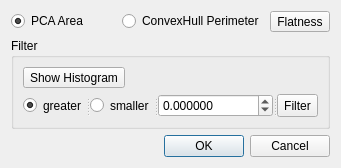
The window that qCC/ui_templates/bdrPlaneQualityDlg.ui (StOriJimmy/CloudCompare) describes before a commit, drawn with Qt 5.
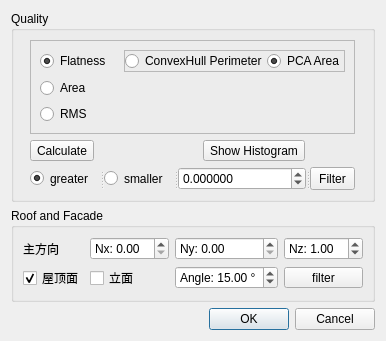
The same window after the commit.

```diff
--- a/qCC/ui_templates/bdrPlaneQualityDlg.ui
+++ b/qCC/ui_templates/bdrPlaneQualityDlg.ui
@@ -6,42 +6,14 @@
    <rect>
     <x>0</x>
     <y>0</y>
-    <width>339</width>
-    <height>167</height>
+    <width>381</width>
+    <height>301</height>
    </rect>
   </property>
   <property name="windowTitle">
    <string>Plane Quality</string>
   </property>
   <layout class="QVBoxLayout" name="verticalLayout">
-   <item>
-    <layout class="QHBoxLayout" name="horizontalLayout">
-     <item>
-      <widget class="QRadioButton" name="flatAreaRadioButton">
-       <property name="text">
-        <string>PCA Area</string>
-       </property>
-       <property name="checked">
-        <bool>true</bool>
-       </property>
-      </widget>
-     </item>
-     <item>
-      <widget class="QRadioButton" name="flatPeriRadioButton">
-       <property name="text">
-        <string>ConvexHull Perimeter</string>
-       </property>
-      </widget>
-     </item>
-     <item>
-      <widget class="QToolButton" name="calculateFlatnessToolButton">
-       <property name="text">
-        <string>Flatness</string>
-       </property>
-      </widget>
-     </item>
-    </layout>
-   </item>
    <item>
     <widget class="QGroupBox" name="groupBox">
      <property name="sizePolicy">
@@ -51,17 +23,17 @@
       </sizepolicy>
      </property>
      <property name="title">
-      <string>Filter</string>
+      <string>Quality</string>
      </property>
-     <layout class="QVBoxLayout" name="verticalLayout_2">
-      <item>
+     <layout class="QGridLayout" name="gridLayout_2">
+      <item row="1" column="1">
        <widget class="QToolButton" name="histogramToolButton">
         <property name="text">
          <string>Show Histogram</string>
         </property>
        </widget>
       </item>
-      <item>
+      <item row="2" column="0" colspan="2">
        <widget class="QSplitter" name="splitter">
         <property name="orientation">
          <enum>Qt::Horizontal</enum>
@@ -103,6 +75,251 @@
         </widget>
        </widget>
       </item>
+      <item row="1" column="0">
+       <widget class="QToolButton" name="calculateToolButton">
+        <property name="text">
+         <string>Calculate</string>
+        </property>
+       </widget>
+      </item>
+      <item row="0" column="0" colspan="2">
+       <widget class="QFrame" name="frame">
+        <property name="frameShape">
+         <enum>QFrame::StyledPanel</enum>
+        </property>
+        <property name="frameShadow">
+         <enum>QFrame::Raised</enum>
+        </property>
+        <layout class="QGridLayout" name="gridLayout_3">
+         <item row="0" column="0">
+          <widget class="QRadioButton" name="qualityFlatnessRadioButton">
+           <property name="text">
+            <string>Flatness</string>
+           </property>
+           <property name="checked">
+            <bool>true</bool>
+           </property>
+          </widget>
+         </item>
+         <item row="1" column="0">
+          <widget class="QRadioButton" name="qualityAreaRadioButton">
+           <property name="text">
+            <string>Area</string>
+           </property>
+          </widget>
+         </item>
+         <item row="2" column="0">
+          <widget class="QRadioButton" name="qualityRMSRadioButton">
+           <property name="text">
+            <string>RMS</string>
+           </property>
+          </widget>
+         </item>
+         <item row="0" column="1">
+          <widget class="QFrame" name="flatnessOptionFrame">
+           <property name="frameShape">
+            <enum>QFrame::StyledPanel</enum>
+           </property>
+           <property name="frameShadow">
+            <enum>QFrame::Raised</enum>
+           </property>
+           <layout class="QHBoxLayout" name="horizontalLayout_2">
+            <property name="spacing">
+             <number>0</number>
+            </property>
+            <property name="leftMargin">
+             <number>0</number>
+            </property>
+            <property name="topMargin">
+             <number>0</number>
+            </property>
+            <property name="rightMargin">
+             <number>0</number>
+            </property>
+            <property name="bottomMargin">
+             <number>0</number>
+            </property>
+            <item>
+             <widget class="QRadioButton" name="flatPeriRadioButton">
+              <property name="text">
+               <string>ConvexHull Perimeter</string>
+              </property>
+             </widget>
+            </item>
+            <item>
+             <widget class="QRadioButton" name="flatAreaRadioButton">
+              <property name="text">
+               <string>PCA Area</string>
+              </property>
+              <property name="checked">
+               <bool>true</bool>
+              </property>
+             </widget>
+            </item>
+           </layout>
+          </widget>
+         </item>
+        </layout>
+       </widget>
+      </item>
+     </layout>
+    </widget>
+   </item>
+   <item>
+    <widget class="QGroupBox" name="groupBox_2">
+     <property name="sizePolicy">
+      <sizepolicy hsizetype="Preferred" vsizetype="Fixed">
+       <horstretch>0</horstretch>
+       <verstretch>0</verstretch>
+      </sizepolicy>
+     </property>
+     <property name="title">
+      <string>Roof and Facade</string>
+     </property>
+     <layout class="QGridLayout" name="gridLayout">
+      <item row="1" column="2">
+       <widget class="QDoubleSpinBox" name="facadeAngleDoubleSpinBox">
+        <property name="prefix">
+         <string>Angle: </string>
+        </property>
+        <property name="suffix">
+         <string> °</string>
+        </property>
+        <property name="maximum">
+         <double>90.000000000000000</double>
+        </property>
+        <property name="singleStep">
+         <double>1.000000000000000</double>
+        </property>
+        <property name="value">
+         <double>15.000000000000000</double>
+        </property>
+       </widget>
+      </item>
+      <item row="1" column="0">
+       <widget class="QCheckBox" name="rooftopCheckBox">
+        <property name="sizePolicy">
+         <sizepolicy hsizetype="Minimum" vsizetype="Fixed">
+          <horstretch>0</horstretch>
+          <verstretch>0</verstretch>
+         </sizepolicy>
+        </property>
+        <property name="maximumSize">
+         <size>
+          <width>83</width>
+          <height>16777215</height>
+         </size>
+        </property>
+        <property name="text">
+         <string>屋顶面</string>
+        </property>
+        <property name="checked">
+         <bool>true</bool>
+        </property>
+       </widget>
+      </item>
+      <item row="1" column="1">
+       <widget class="QCheckBox" name="facadeCheckBox">
+        <property name="sizePolicy">
+         <sizepolicy hsizetype="Minimum" vsizetype="Fixed">
+          <horstretch>0</horstretch>
+          <verstretch>0</verstretch>
+         </sizepolicy>
+        </property>
+        <property name="maximumSize">
+         <size>
+          <width>78</width>
+          <height>16777215</height>
+         </size>
+        </property>
+        <property name="text">
+         <string>立面</string>
+        </property>
+       </widget>
+      </item>
+      <item row="1" column="3">
+       <widget class="QToolButton" name="facadeFilterToolButton">
+        <property name="sizePolicy">
+         <sizepolicy hsizetype="Minimum" vsizetype="Fixed">
+          <horstretch>0</horstretch>
+          <verstretch>0</verstretch>
+         </sizepolicy>
+        </property>
+        <property name="minimumSize">
+         <size>
+          <width>51</width>
+          <height>0</height>
+         </size>
+        </property>
+        <property name="text">
+         <string>filter</string>
+        </property>
+       </widget>
+      </item>
+      <item row="0" column="1">
+       <widget class="QDoubleSpinBox" name="facadeNxDoubleSpinBox">
+        <property name="prefix">
+         <string>Nx: </string>
+        </property>
+        <property name="suffix">
+         <string/>
+        </property>
+        <property name="maximum">
+         <double>90.000000000000000</double>
+        </property>
+        <property name="singleStep">
+         <double>0.100000000000000</double>
+        </property>
+        <property name="value">
+         <double>0.000000000000000</double>
+        </property>
+       </widget>
+      </item>
+      <item row="0" column="2">
+       <widget class="QDoubleSpinBox" name="facadeNyDoubleSpinBox">
+        <property name="prefix">
+         <string>Ny: </string>
+        </property>
+        <property name="suffix">
+         <string/>
+        </property>
+        <property name="maximum">
+         <double>90.000000000000000</double>
+        </property>
+        <property name="singleStep">
+         <double>0.100000000000000</double>
+        </property>
+        <property name="value">
+         <double>0.000000000000000</double>
+        </property>
+       </widget>
+      </item>
+      <item row="0" column="3">
+       <widget class="QDoubleSpinBox" name="facadeNzDoubleSpinBox">
+        <property name="prefix">
+         <string>Nz: </string>
+        </property>
+        <property name="suffix">
+         <string/>
+        </property>
+        <property name="maximum">
+         <double>90.000000000000000</double>
+        </property>
+        <property name="singleStep">
+         <double>0.100000000000000</double>
+        </property>
+        <property name="value">
+         <double>1.000000000000000</double>
+        </property>
+       </widget>
+      </item>
+      <item row="0" column="0">
+       <widget class="QLabel" name="label">
+        <property name="text">
+         <string>主方向</string>
+        </property>
+       </widget>
+      </item>
      </layout>
     </widget>
    </item>
```
Left out of the diff: 16 changed lines with no effect on the pictures.
